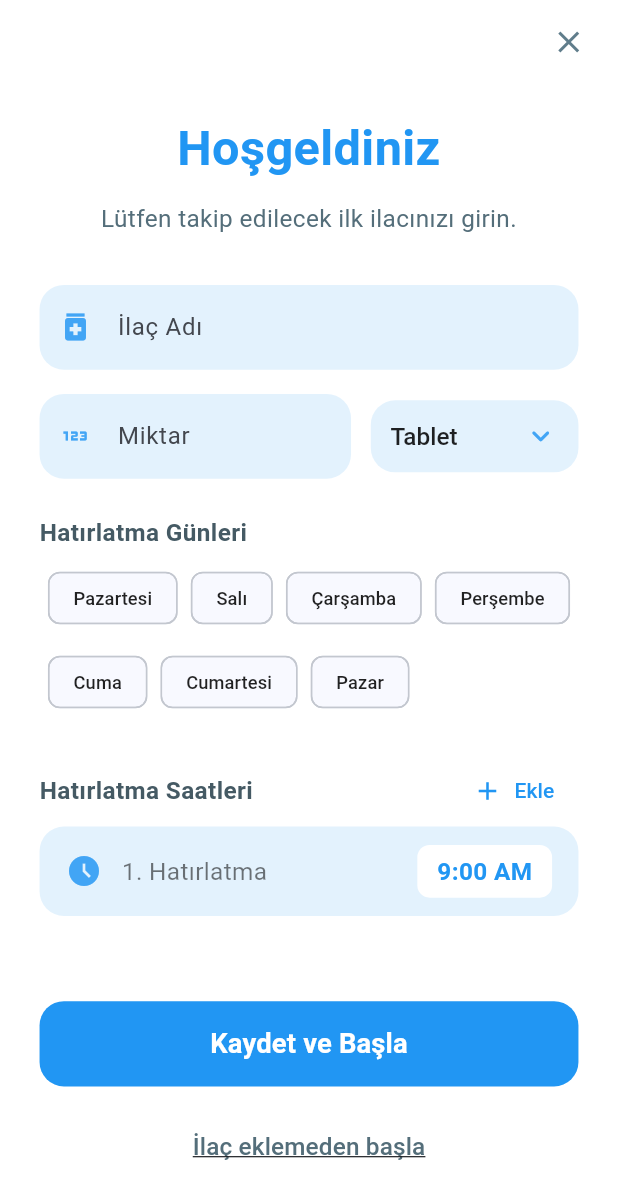
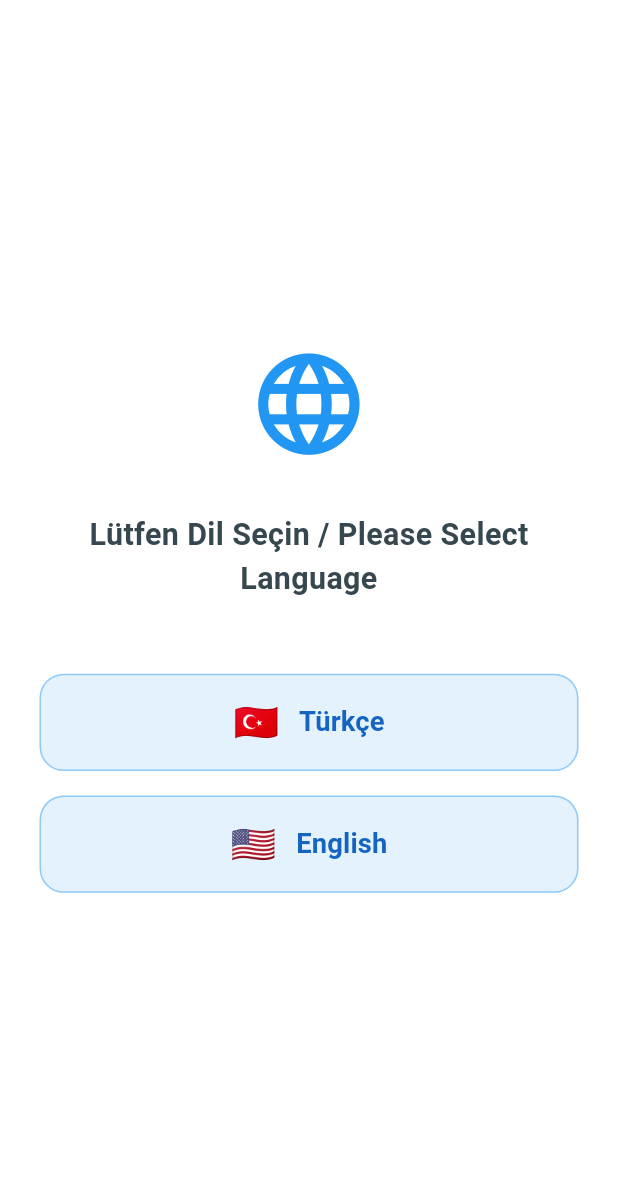
Before and after one commit to Kompetankedi/Flutter_ilac_takip, a Flutter app: the screen it shows after launch, on a phone screen of 412 x 824 dp. Shown: the top 1199 px of the screen. Run offline on Flutter 3.47's test engine with Material 3 defaults, Android fonts, the phone set to English and light mode, and no system bars; our stand-ins replace awesome_notifications, device_info_plus, fl_chart, flutter_screenutil, hive, hive_flutter and 1 more; missing offline and left inert: android_intent_plus; accounts and stored records are empty.

Commit message:
V2 HotFix + english update

```diff
--- a/lib/main.dart
+++ b/lib/main.dart
@@ -5,6 +5,7 @@ import 'services/storage_service.dart';
 import 'services/notification_service.dart';
 import 'pages/onboarding_page.dart';
 import 'pages/main_page.dart';
+import 'pages/language_selection_page.dart';
 
 void main() async {
   WidgetsFlutterBinding.ensureInitialized();
@@ -40,11 +41,19 @@ class MyApp extends StatelessWidget {
             useMaterial3: true,
             scaffoldBackgroundColor: const Color(0xFFF5F5F5),
           ),
-          home: StorageService.isFirstRun()
-              ? const OnboardingPage()
-              : const MainPage(),
+          home: _getHomeScreen(),
         );
       },
     );
   }
+
+  Widget _getHomeScreen() {
+    if (StorageService.getLanguageCode() == null) {
+      return const LanguageSelectionPage();
+    }
+    if (StorageService.isFirstRun()) {
+      return const OnboardingPage();
+    }
+    return const MainPage();
+  }
 }
--- /dev/null
+++ b/lib/pages/language_selection_page.dart
@@ -0,0 +1,92 @@
+import 'package:flutter/material.dart';
+import 'package:flutter_screenutil/flutter_screenutil.dart';
+import '../services/storage_service.dart';
+import 'onboarding_page.dart';
+
+class LanguageSelectionPage extends StatelessWidget {
+  const LanguageSelectionPage({super.key});
+
+  @override
+  Widget build(BuildContext context) {
+    return Scaffold(
+      backgroundColor: Colors.white,
+      body: SafeArea(
+        child: Padding(
+          padding: EdgeInsets.symmetric(horizontal: 24.w),
+          child: Column(
+            mainAxisAlignment: MainAxisAlignment.center,
+            crossAxisAlignment: CrossAxisAlignment.stretch,
+            children: [
+              Icon(Icons.language, size: 80.sp, color: const Color(0xFF2196F3)),
+              SizedBox(height: 32.h),
+              Text(
+                'Lütfen Dil Seçin / Please Select Language',
+                style: TextStyle(
+                  fontSize: 20.sp,
+                  fontWeight: FontWeight.bold,
+                  color: Colors.blueGrey[800],
+                ),
+                textAlign: TextAlign.center,
+              ),
+              SizedBox(height: 48.h),
+              _buildLanguageButton(
+                context,
+                title: 'Türkçe',
+                code: 'tr',
+                flag: '🇹🇷',
+              ),
+              SizedBox(height: 16.h),
+              _buildLanguageButton(
+                context,
+                title: 'English',
+                code: 'en',
+                flag: '🇺🇸',
+              ),
+            ],
+          ),
+        ),
+      ),
+    );
+  }
+
+  Widget _buildLanguageButton(
+    BuildContext context, {
+    required String title,
+    required String code,
+    required String flag,
+  }) {
+    return SizedBox(
+      height: 64.h,
+      child: ElevatedButton(
+        onPressed: () async {
+          await StorageService.setLanguageCode(code);
+          if (context.mounted) {
+            Navigator.of(context).pushReplacement(
+              MaterialPageRoute(builder: (_) => const OnboardingPage()),
+            );
+          }
+        },
+        style: ElevatedButton.styleFrom(
+          backgroundColor: Colors.blue[50],
+          foregroundColor: Colors.blue[800],
+          elevation: 0,
+          shape: RoundedRectangleBorder(
+            borderRadius: BorderRadius.circular(16.r),
+            side: BorderSide(color: Colors.blue[200]!),
+          ),
+        ),
+        child: Row(
+          mainAxisAlignment: MainAxisAlignment.center,
+          children: [
+            Text(flag, style: TextStyle(fontSize: 24.sp)),
+            SizedBox(width: 12.w),
+            Text(
+              title,
+              style: TextStyle(fontSize: 18.sp, fontWeight: FontWeight.w600),
+            ),
+          ],
+        ),
+      ),
+    );
+  }
+}
--- a/lib/pages/onboarding_page.dart
+++ b/lib/pages/onboarding_page.dart
@@ -4,6 +4,7 @@ import '../models/medicine.dart';
 import '../models/reminder_time.dart';
 import '../services/storage_service.dart';
 import '../services/notification_service.dart';
+import '../services/l10n_service.dart';
 import 'main_page.dart';
 
 class OnboardingPage extends StatefulWidget {
@@ -21,26 +22,10 @@ class _OnboardingPageState extends State<OnboardingPage> {
   final List<ReminderTime> _reminders = [ReminderTime(hour: 9, minute: 0)];
   List<int> _selectedWeekdays = []; // Empty means all days
 
-  final List<String> _dayNames = [
-    'Pazartesi',
-    'Salı',
-    'Çarşamba',
-    'Perşembe',
-    'Cuma',
-    'Cumartesi',
-    'Pazar',
-  ];
+  final List<String> _dayNames = S.dayNames;
 
-  String _selectedUnit = 'Tablet';
-  final List<String> _units = [
-    'Tablet',
-    'mg',
-    'ml',
-    'Ölçek',
-    'Damla',
-    'Kapsül',
-    'Poşet',
-  ];
+  String _selectedUnit = S.units.first;
+  final List<String> _units = S.units;
 
   @override
   void dispose() {
@@ -65,8 +50,8 @@ class _OnboardingPageState extends State<OnboardingPage> {
         if (medicine.isInBox) {
           await NotificationService.scheduleMedicineReminders(
             id: medicine.key as int,
-            title: 'İlaç Zamanı: ${medicine.name}',
-            body: '$amount miktarında ilacınızı almayı unutmayın.',
+            title: '${S.text('medicine_time_notif')}: ${medicine.name}',
+            body: '$amount ${S.text('notif_body')}',
             weekdays: medicine.weekdays,
             reminders: medicine.reminders ?? [],
           );
@@ -83,7 +68,7 @@ class _OnboardingPageState extends State<OnboardingPage> {
         if (mounted) {
           ScaffoldMessenger.of(
             context,
-          ).showSnackBar(SnackBar(content: Text('Bir hata oluştu: $e')));
+          ).showSnackBar(SnackBar(content: Text('${S.text('error')}: $e')));
         }
       }
     }
@@ -165,7 +150,7 @@ class _OnboardingPageState extends State<OnboardingPage> {
               crossAxisAlignment: CrossAxisAlignment.stretch,
               children: [
                 Text(
-                  'Hoşgeldiniz',
+                  S.text('welcome'),
                   style: TextStyle(
                     fontSize: 32.sp,
                     fontWeight: FontWeight.bold,
@@ -175,7 +160,7 @@ class _OnboardingPageState extends State<OnboardingPage> {
                 ),
                 SizedBox(height: 12.h),
                 Text(
-                  'Lütfen takip edilecek ilk ilacınızı girin.',
+                  S.text('welcome_subtitle'),
                   style: TextStyle(
                     fontSize: 16.sp,
                     color: Colors.blueGrey[600],
@@ -186,8 +171,8 @@ class _OnboardingPageState extends State<OnboardingPage> {
                 TextFormField(
                   controller: _nameController,
                   decoration: InputDecoration(
-                    labelText: "İlaç Adı",
-                    hintText: "Örn: Aspirin",
+                    labelText: S.text('medicine_name'),
+                    hintText: S.text('medicine_name_hint'),
                     prefixIcon: Icon(Icons.medication, color: Colors.blue[400]),
                     border: OutlineInputBorder(
                       borderRadius: BorderRadius.circular(16.r),
@@ -201,7 +186,7 @@ class _OnboardingPageState extends State<OnboardingPage> {
                     ),
                   ),
                   validator: (value) => value == null || value.isEmpty
-                      ? 'Lütfen ilaç adı girin'
+                      ? S.text('enter_medicine_name')
                       : null,
                 ),
                 SizedBox(height: 16.h),
@@ -213,7 +198,7 @@ class _OnboardingPageState extends State<OnboardingPage> {
                         controller: _amountController,
                         keyboardType: TextInputType.number,
                         decoration: InputDecoration(
-                          labelText: "Miktar",
+                          labelText: S.text('amount'),
                           hintText: "1",
                           prefixIcon: Icon(
                             Icons.onetwothree,
@@ -230,8 +215,9 @@ class _OnboardingPageState extends State<OnboardingPage> {
                             vertical: 16.h,
                           ),
                         ),
-                        validator: (value) =>
-                            value == null || value.isEmpty ? 'Gerekli' : null,
+                        validator: (value) => value == null || value.isEmpty
+                            ? S.text('required_field')
+                            : null,
                       ),
                     ),
                     SizedBox(width: 12.w),
@@ -280,7 +266,7 @@ class _OnboardingPageState extends State<OnboardingPage> {
                 ),
                 SizedBox(height: 24.h),
                 Text(
-                  "Hatırlatma Günleri",
+                  S.text('reminder_days'),
                   style: TextStyle(
                     fontSize: 16.sp,
                     fontWeight: FontWeight.bold,
@@ -294,7 +280,7 @@ class _OnboardingPageState extends State<OnboardingPage> {
                   mainAxisAlignment: MainAxisAlignment.spaceBetween,
                   children: [
                     Text(
-                      "Hatırlatma Saatleri",
+                      S.text('reminder_times'),
                       style: TextStyle(
                         fontSize: 16.sp,
                         fontWeight: FontWeight.bold,
@@ -304,7 +290,7 @@ class _OnboardingPageState extends State<OnboardingPage> {
                     TextButton.icon(
                       onPressed: _addReminder,
                       icon: const Icon(Icons.add, size: 20),
-                      label: const Text("Ekle"),
+                      label: Text(S.text('add')),
                       style: TextButton.styleFrom(foregroundColor: Colors.blue),
                     ),
                   ],
@@ -326,7 +312,7 @@ class _OnboardingPageState extends State<OnboardingPage> {
                       ),
                     ),
                     child: Text(
-                      'Kaydet ve Başla',
+                      S.text('save_and_start'),
                       style: TextStyle(
                         fontSize: 18.sp,
                         fontWeight: FontWeight.bold,
@@ -338,7 +324,7 @@ class _OnboardingPageState extends State<OnboardingPage> {
                 TextButton(
                   onPressed: _skip,
                   child: Text(
-                    'İlaç eklemeden başla',
+                    S.text('skip_onboarding'),
                     style: TextStyle(
                       fontSize: 16.sp,
                       color: Colors.blueGrey[600],
@@ -397,7 +383,7 @@ class _OnboardingPageState extends State<OnboardingPage> {
               Icon(Icons.access_time_filled, color: Colors.blue[400]),
               SizedBox(width: 12.w),
               Text(
-                "${index + 1}. Hatırlatma",
+                "${index + 1}${S.text('reminder_count')}",
                 style: TextStyle(fontSize: 16.sp, color: Colors.black54),
               ),
               const Spacer(),
--- a/lib/services/notification_service.dart
+++ b/lib/services/notification_service.dart
@@ -5,6 +5,7 @@ import 'package:android_intent_plus/android_intent.dart';
 import 'package:device_info_plus/device_info_plus.dart';
 import 'dart:io';
 import 'storage_service.dart';
+import 'l10n_service.dart';
 import '../models/reminder_time.dart';
 
 class NotificationService {
@@ -246,7 +247,7 @@ class NotificationService {
         content: NotificationContent(
           id: (medicineId * 100) + i, // Derived ID
           channelKey: 'medication_channel',
-          title: '$title (Hatırlatma $i)',
+          title: '$title ${S.text('reminder_n')} $i)',
           body: body,
           notificationLayout: NotificationLayout.Default,
           category: NotificationCategory.Alarm,
@@ -355,8 +356,8 @@ class NotificationService {
         debugPrint('Error checking taken status: $e');
       }
 
-      String title = receivedNotification.title ?? 'İlaç Vakti';
-      String body = receivedNotification.body ?? 'İlacınızı almayı unutmayın!';
+      String title = receivedNotification.title ?? S.text('medicine_time');
+      String body = receivedNotification.body ?? S.text('dont_forget_medicine');
 
       await scheduleNaggingNotifications(
         medicineId: medicineId,
--- a/lib/services/storage_service.dart
+++ b/lib/services/storage_service.dart
@@ -56,4 +56,14 @@ class StorageService {
     final box = Hive.box(settingsBoxName);
     await box.put('battery_warning_shown', value);
   }
+
+  static String? getLanguageCode() {
+    final box = Hive.box(settingsBoxName);
+    return box.get('language_code');
+  }
+
+  static Future<void> setLanguageCode(String code) async {
+    final box = Hive.box(settingsBoxName);
+    await box.put('language_code', code);
+  }
 }
```
Also changed, not shown: lib/pages/home_page.dart (+41 -63 lines), lib/pages/main_page.dart (+6 -5 lines), lib/pages/series_page.dart (+11 -15 lines), lib/services/l10n_service.dart (added, +199 -0 lines).
